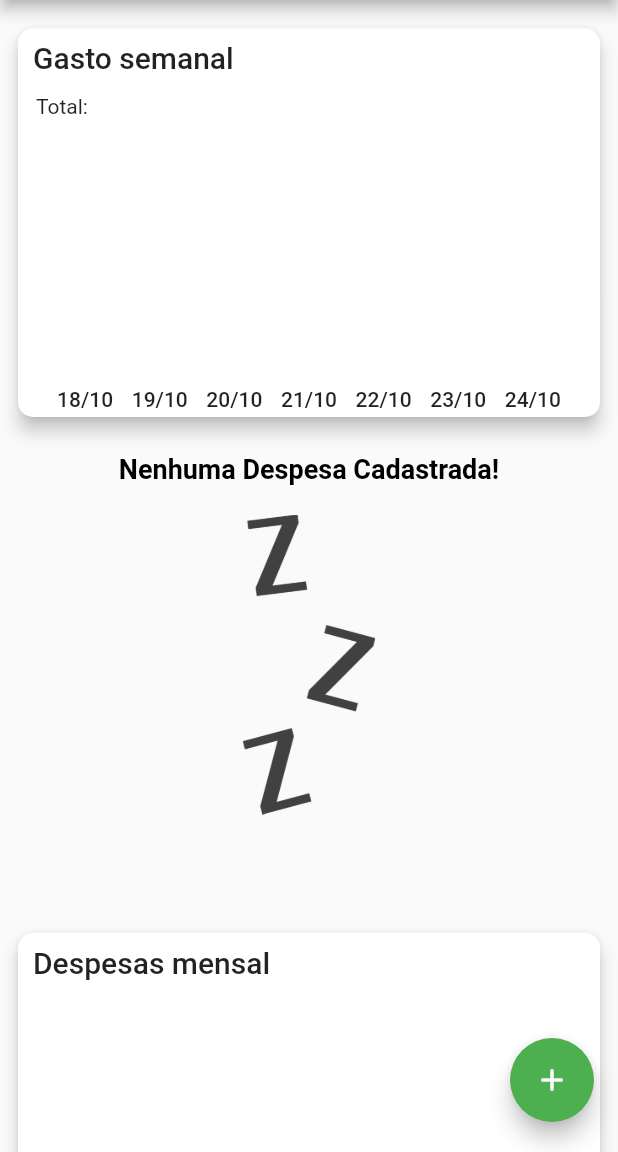
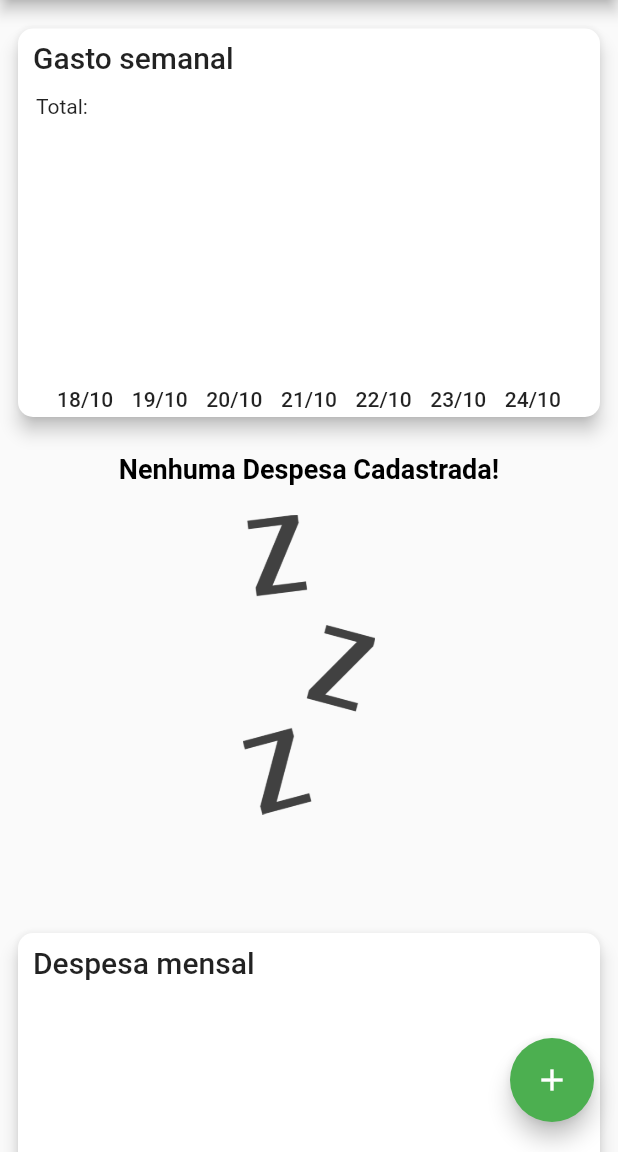
Before and after one commit to adrianoaraujo0/despesas_pessoais, a Flutter app: the screen it shows after launch, on a phone screen of 412 x 824 dp, the part 84-1236 px from its top. Run offline on Flutter 3.47's test engine with Material 2 defaults, Android fonts, the phone set to English and light mode, and no system bars; drawn by our look-alikes of fl_chart; our stand-ins replace flutter_masked_text2, rxdart, sqflite; accounts and stored records are empty; Roboto replaces fonts that are missing (OpenSans).

Commit message:
ajustes feitos

```diff
--- a/lib/main.dart
+++ b/lib/main.dart
@@ -64,6 +64,6 @@ class _MyHomePageState extends State<MyHomePage> {
 
   @override
   Widget build(BuildContext context) {
-    return DashboardPage(spendingLimit: 1000,);
+    return DashboardPage(spendingLimit: 1000);
   }
 }
--- a/lib/model/expenses.dart
+++ b/lib/model/expenses.dart
@@ -6,7 +6,7 @@ class Expense {
   double? value;
   DateTime? date;
 
-  Expense([this.id, this.title, this.value, this.date]);
+  Expense({this.id, this.title, this.value, this.date});
   Columns columns = Columns();
 
   Expense.fromMap(Map map){
--- a/lib/repository/expenses_helper.dart
+++ b/lib/repository/expenses_helper.dart
@@ -44,10 +44,8 @@ class ExpensesHelper{
 
   Future<Expense> saveExpense(Expense expenses)async {
     Database dbExpenses = await db;
-    List<Expense> allExpenses = await getAllExpenses();
 
     expenses.id = await dbExpenses.insert(expensesTable, expenses.toMap());
-    allExpenses.any((expense) => expense.id == expenses.id);
     return expenses;
   }
 
@@ -76,7 +74,6 @@ class ExpensesHelper{
 
   Future<int> updateExpenses(Expense expense) async{
     Database dbExpenses = await db;
-
     return await dbExpenses.update(
       expensesTable,
       expense.toMap(),
--- a/lib/ui/tela_dashboard_resultado/dashboard_page.dart
+++ b/lib/ui/tela_dashboard_resultado/dashboard_page.dart
@@ -1,3 +1,4 @@
+import 'package:despesas_pessoais/main.dart';
 import 'package:despesas_pessoais/model/expenses.dart';
 import 'package:despesas_pessoais/ui/screen_edit_expense/edit_expense_page.dart';
 import 'package:despesas_pessoais/ui/tela_dashboard_resultado/dashboard_controller.dart';
@@ -5,6 +6,7 @@ import 'package:despesas_pessoais/ui/tela_lista_transacoes/lista_transacoes_page
 import 'package:fl_chart/fl_chart.dart';
 import 'package:flutter/material.dart';
 import 'package:intl/intl.dart';
+
 
 class DashboardPage extends StatefulWidget {
   DashboardPage({required this.spendingLimit ,super.key});
@@ -20,7 +22,6 @@ class _DashboardPageState extends State<DashboardPage> {
 
   @override
   void initState() {
-
     dashboardController.getExpenses();
     super.initState();
   }
@@ -29,7 +30,10 @@ class _DashboardPageState extends State<DashboardPage> {
   @override
   Widget build(BuildContext context) {
     return Scaffold(
-      appBar: AppBar(title: const Text('Despesas Pessoais')),
+      appBar:
+        AppBar(
+          title: const Text('Despesas Pessoais'),
+        ),
       body: SingleChildScrollView(
         child: Padding(
           padding: const EdgeInsets.symmetric(vertical: 15.0, horizontal: 8),
@@ -76,7 +80,7 @@ class _DashboardPageState extends State<DashboardPage> {
                     BarChartData(
                       backgroundColor: Colors.white,
                       minY: 0,
-                      maxY: widget.spendingLimit,
+                      maxY: 10000,
                       barGroups: dashboardController.chartGroup(),
                       borderData:  FlBorderData(
                       show: true,
@@ -113,7 +117,7 @@ class _DashboardPageState extends State<DashboardPage> {
         children: const [
           Padding(
             padding: EdgeInsets.symmetric(vertical: 8.0, horizontal: 10),
-            child: Text("Despesas mensal", style: TextStyle(fontWeight: FontWeight.w500, fontSize: 20)),
+            child: Text("Despesa mensal", style: TextStyle(fontWeight: FontWeight.w500, fontSize: 20)),
           ),
         ]
       ),
```
Also changed, not shown: lib/ui/screen_edit_expense/edit_expense_page.dart (+9 -1 lines), lib/ui/tela_dashboard_resultado/dashboard_controller.dart (+4 -6 lines), lib/ui/tela_lista_transacoes/lista_transacoes_page.dart (+10 -2 lines).
